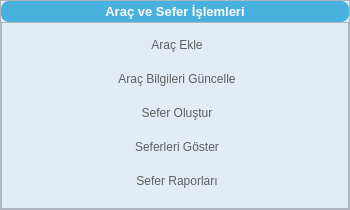
Qt form ui/templates/dropdown/vehicleandtrip.ui (farukbayhan1/NewLogistics) before a commit.
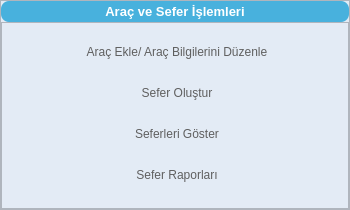
The same form after that commit. Icons and pictures are not drawn.

```diff
--- a/ui/templates/dropdown/vehicleandtrip.ui
+++ b/ui/templates/dropdown/vehicleandtrip.ui
@@ -151,14 +151,7 @@
          <item>
           <widget class="QPushButton" name="pushButtonAddVehicle">
            <property name="text">
-            <string>Araç Ekle</string>
-           </property>
-          </widget>
-         </item>
-         <item>
-          <widget class="QPushButton" name="pushButtonUpdateVehicle">
-           <property name="text">
-            <string>Araç Bilgileri Güncelle</string>
+            <string>Araç Ekle/ Araç Bilgilerini Düzenle</string>
            </property>
           </widget>
          </item>
```
